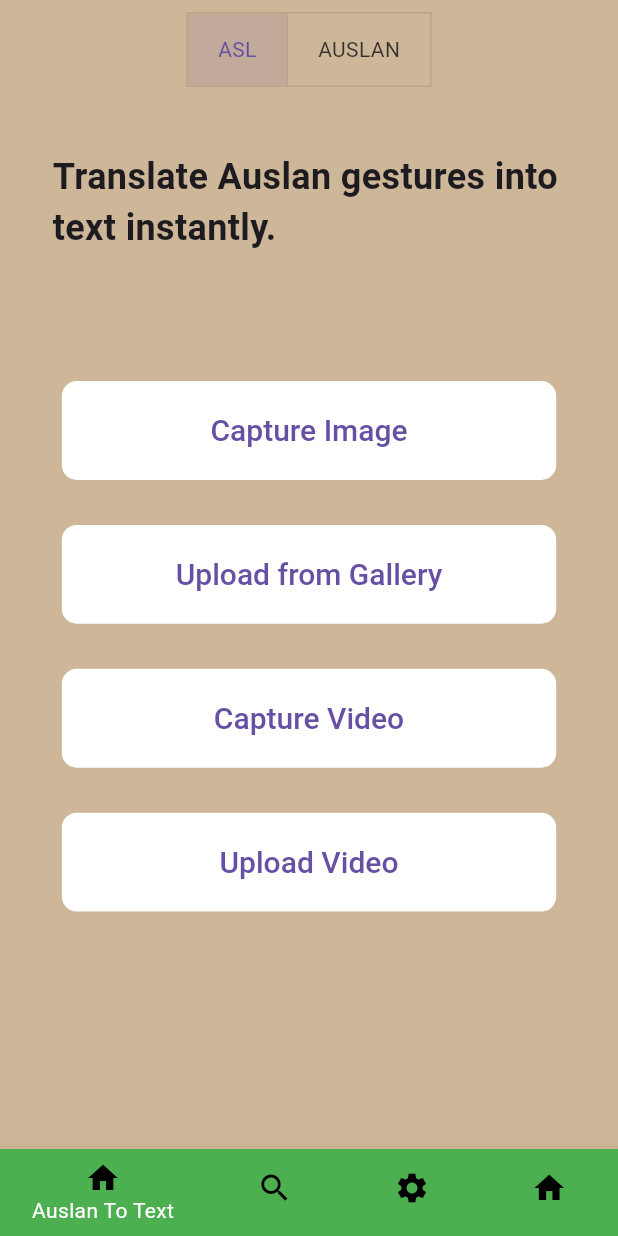
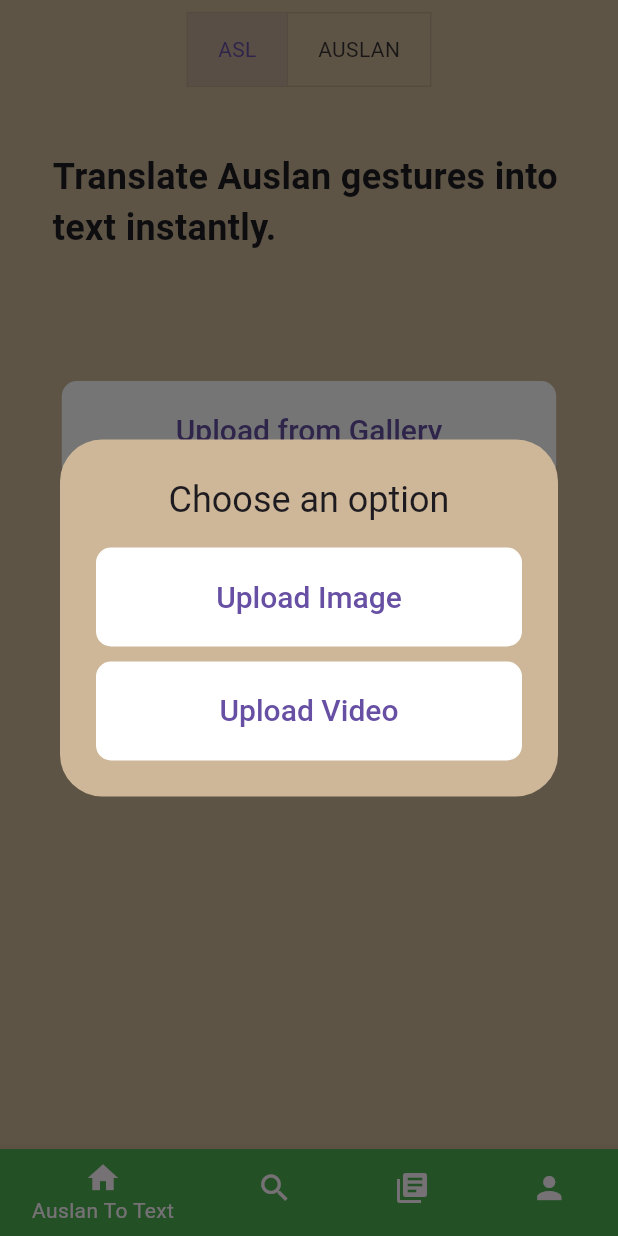
Before and after one commit to hoanganhnguyen1198/auslan_translator_app, a Flutter app: the MainHomeScreen screen opened directly, after a tap on "Upload from Gallery", on a phone screen of 412 x 824 dp. Run offline on Flutter 3.47's test engine with Material 3 defaults, Android fonts, the phone set to English and light mode, and no system bars; our stand-ins replace image_picker, sizer, video_player; missing offline and left inert: tflite_flutter; Roboto replaces fonts that are missing (Dubai).

Commit message:
minor update

```diff
--- a/lib/screens/ImageScreen/mainImageScreen.dart
+++ b/lib/screens/ImageScreen/mainImageScreen.dart
@@ -1,5 +1,6 @@
 import 'dart:io';
 import 'dart:typed_data';
+import 'package:csit998_capstone_g16/utils/colors.dart';
 import 'package:flutter/cupertino.dart';
 import 'package:flutter/material.dart';
 import 'package:image_picker/image_picker.dart';
@@ -55,6 +56,7 @@ class _ImageScreenState extends State<ImageScreen> {
   }
 
   Future<void> getImageFromGallery() async {
+    Navigator.pop(context);
     final pickedFile = await picker.pickImage(source: ImageSource.gallery);
     if (pickedFile != null) {
       setState(() {
@@ -69,6 +71,7 @@ class _ImageScreenState extends State<ImageScreen> {
   }
 
   Future<void> getImageFromCamera() async {
+    Navigator.pop(context);
     final pickedFile = await picker.pickImage(source: ImageSource.camera);
     if (pickedFile != null) {
       setState(() {
@@ -103,6 +106,7 @@ class _ImageScreenState extends State<ImageScreen> {
   // }
 
   Future<void> getVideoFromGallery() async {
+    Navigator.pop(context);
     final pickedFile = await picker.pickVideo(source: ImageSource.gallery);
     if (pickedFile != null) {
       setState(() {
@@ -118,6 +122,7 @@ class _ImageScreenState extends State<ImageScreen> {
   }
 
   Future<void> getVideoFromCamera() async {
+    Navigator.pop(context);
     final pickedFile = await picker.pickVideo(source: ImageSource.camera);
     if (pickedFile != null) {
       setState(() {
@@ -139,7 +144,6 @@ class _ImageScreenState extends State<ImageScreen> {
 
       final inputTensor = input.reshape([1, 224, 224, 3]);
       final output = List.filled(29, 0.0).reshape([1, 29]);
-
       _interpreter.run(inputTensor, output);
 
       final outputList = output[0] as List<double>;
@@ -173,13 +177,11 @@ class _ImageScreenState extends State<ImageScreen> {
         'X',
         'Y',
         'Z',
-        'Space',
+        'del',
         'Nothing',
-        ''
+        'space'
       ];
-
       final predictedLabel = labels[maxIndex];
-
       setState(() {
         _result = 'Prediction: $predictedLabel';
       });
@@ -281,6 +283,140 @@ class _ImageScreenState extends State<ImageScreen> {
     }
 
     return input;
+  }
+
+  void captureFromCamera(BuildContext context) {
+    showDialog(
+      context: context,
+      builder: (BuildContext context) {
+        return AlertDialog(
+          backgroundColor: bgColor,
+          title: const Text(
+            'Choose an option',
+            textAlign: TextAlign.center,
+          ),
+          content: Column(
+            mainAxisSize: MainAxisSize.min,
+            children: [
+              Container(
+                width: 80.w,
+                height: 8.h,
+                decoration: BoxDecoration(
+                  color: Colors.white,
+                  border: Border.all(color: Colors.white),
+                  borderRadius: BorderRadius.circular(10),
+                ),
+                child: TextButton(
+                  style: TextButton.styleFrom(
+                    textStyle: const TextStyle(
+                      height: 1.2,
+                      fontFamily: 'Dubai',
+                      fontSize: 20,
+                      color: Colors.black,
+                      fontWeight: FontWeight.w500,
+                    ),
+                  ),
+                  onPressed: getImageFromCamera,
+                  child: const Text('Capture Image'),
+                ),
+              ),
+              SizedBox(
+                height: 10,
+              ),
+              Container(
+                width: 80.w,
+                height: 8.h,
+                decoration: BoxDecoration(
+                  color: Colors.white,
+                  border: Border.all(color: Colors.white),
+                  borderRadius: BorderRadius.circular(10),
+                ),
+                child: TextButton(
+                  style: TextButton.styleFrom(
+                    textStyle: const TextStyle(
+                      height: 1.2,
+                      fontFamily: 'Dubai',
+                      fontSize: 20,
+                      color: Colors.black,
+                      fontWeight: FontWeight.w500,
+                    ),
+                  ),
+                  onPressed: getVideoFromCamera,
+                  child: const Text('Capture Video'),
+                ),
+              ),
+            ],
+          ),
+        );
+      },
+    );
+  }
+
+  void uploadFromGallery(BuildContext context) {
+    showDialog(
+      context: context,
+      builder: (BuildContext context) {
+        return AlertDialog(
+          backgroundColor: bgColor,
+          title: const Text(
+            'Choose an option',
+            textAlign: TextAlign.center,
+          ),
+          content: Column(
+            mainAxisSize: MainAxisSize.min,
+            children: [
+              Container(
+                width: 80.w,
+                height: 8.h,
+                decoration: BoxDecoration(
+                  color: Colors.white,
+                  border: Border.all(color: Colors.white),
+                  borderRadius: BorderRadius.circular(10),
+                ),
+                child: TextButton(
+                  style: TextButton.styleFrom(
+                    textStyle: const TextStyle(
+                      height: 1.2,
+                      fontFamily: 'Dubai',
+                      fontSize: 20,
+                      color: Colors.black,
+                      fontWeight: FontWeight.w500,
+                    ),
+                  ),
+                  onPressed: getImageFromGallery,
+                  child: const Text('Upload Image'),
+                ),
+              ),
+              SizedBox(
+                height: 10,
+              ),
+              Container(
+                width: 80.w,
+                height: 8.h,
+                decoration: BoxDecoration(
+                  color: Colors.white,
+                  border: Border.all(color: Colors.white),
+                  borderRadius: BorderRadius.circular(10),
+                ),
+                child: TextButton(
+                  style: TextButton.styleFrom(
+                    textStyle: const TextStyle(
+                      height: 1.2,
+                      fontFamily: 'Dubai',
+                      fontSize: 20,
+                      color: Colors.black,
+                      fontWeight: FontWeight.w500,
+                    ),
+                  ),
+                  onPressed: getVideoFromGallery,
+                  child: const Text('Upload Video'),
+                ),
+              ),
+            ],
+          ),
+        );
+      },
+    );
   }
 
   @override
@@ -406,30 +542,10 @@ class _ImageScreenState extends State<ImageScreen> {
                             fontWeight: FontWeight.w500,
                           ),
                         ),
-                        onPressed: getImageFromCamera,
-                        child: const Text('Capture Image'),
-                      ),
-                    ),
-                    const SizedBox(height: 30),
-                    Container(
-                      width: 80.w,
-                      height: 8.h,
-                      decoration: BoxDecoration(
-                        color: Colors.white,
-                        border: Border.all(color: Colors.white),
-                        borderRadius: BorderRadius.circular(10),
-                      ),
-                      child: TextButton(
-                        style: TextButton.styleFrom(
-                          textStyle: const TextStyle(
-                            height: 1.2,
-                            fontFamily: 'Dubai',
-                            fontSize: 20,
-                            color: Colors.black,
-                            fontWeight: FontWeight.w500,
-                          ),
-                        ),
-                        onPressed: getImageFromGallery,
+                        onPressed: () {
+                          uploadFromGallery(
+                              context); // Use a closure to pass context
+                        },
                         child: const Text('Upload from Gallery'),
                       ),
                     ),
@@ -452,31 +568,10 @@ class _ImageScreenState extends State<ImageScreen> {
                             fontWeight: FontWeight.w500,
                           ),
                         ),
-                        onPressed: getVideoFromCamera,
+                        onPressed: () {
+                          captureFromCamera(context);
+                        },
                         child: const Text('Capture Video'),
-                      ),
-                    ),
-                    const SizedBox(height: 30),
-                    Container(
-                      width: 80.w,
-                      height: 8.h,
-                      decoration: BoxDecoration(
-                        color: Colors.white,
-                        border: Border.all(color: Colors.white),
-                        borderRadius: BorderRadius.circular(10),
-                      ),
-                      child: TextButton(
-                        style: TextButton.styleFrom(
-                          textStyle: const TextStyle(
-                            height: 1.2,
-                            fontFamily: 'Dubai',
-                            fontSize: 20,
-                            color: Colors.black,
-                            fontWeight: FontWeight.w500,
-                          ),
-                        ),
-                        onPressed: getVideoFromGallery,
-                        child: const Text('Upload Video'),
                       ),
                     ),
                   ],
--- a/lib/screens/mainScreen/mainScreen.dart
+++ b/lib/screens/mainScreen/mainScreen.dart
@@ -39,34 +39,22 @@ class _MainHomeScreenState extends State<MainHomeScreen> {
               _currentIndex = index;
             });
           },
-          items: [
+          items: const [
             BottomNavigationBarItem(
-              icon: Icon(
-                Icons.home,
-                color: Colors.black,
-              ),
+              icon: Icon(Icons.home),
               label: 'Auslan To Text',
             ),
             BottomNavigationBarItem(
-              icon: Icon(
-                Icons.search,
-                color: Colors.black,
-              ),
+              icon: Icon(Icons.search),
               label: 'Search',
             ),
             BottomNavigationBarItem(
-              icon: Icon(
-                Icons.settings,
-                color: Colors.black,
-              ),
-              label: 'Settings',
+              icon: Icon(Icons.library_books),
+              label: 'Library',
             ),
             BottomNavigationBarItem(
-              icon: Icon(
-                Icons.home,
-                color: Colors.black,
-              ),
-              label: 'Home',
+              icon: Icon(Icons.person),
+              label: 'Profile',
             ),
           ],
         ),
```
Also changed, not shown: 1 other file.
